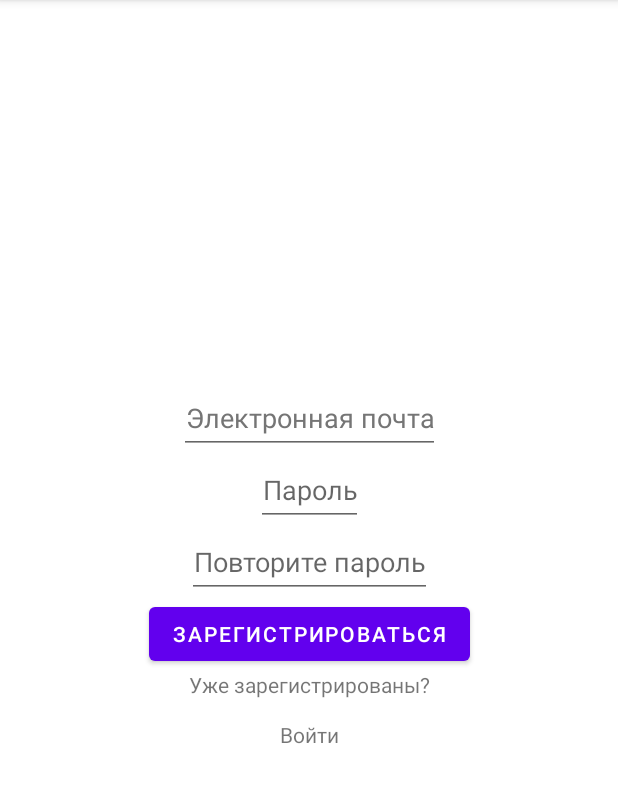
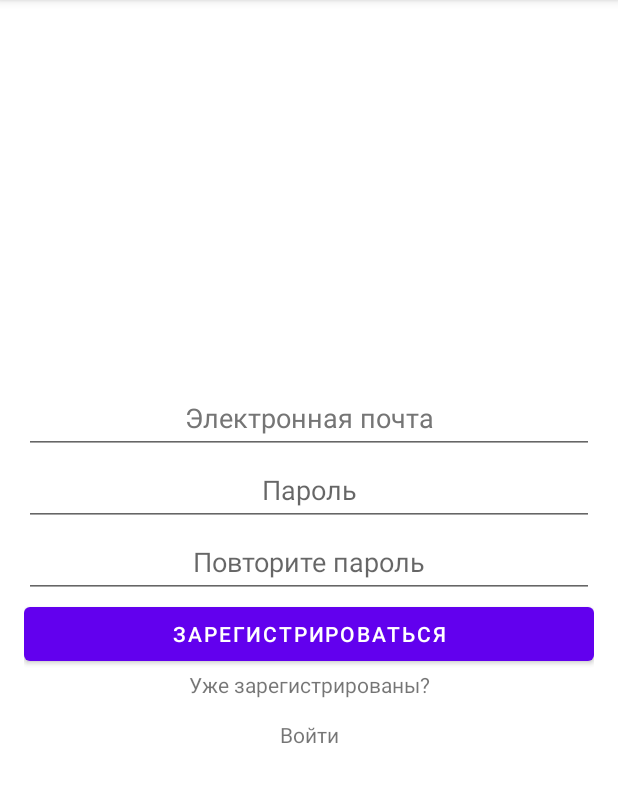
Before and after one commit to mrKurilin/FilmsApp, an Android app: the SignUpFragment screen opened through its navigation route, on a phone screen of 412 x 824 dp, the part 84-887 px from its top. Run offline under Robolectric (Android 15) with nearby library versions, the phone set to English and light mode, and no system bars; our stand-ins replace Firebase (no records; nobody signed in at launch, a user with empty details on screens opened directly), paging; 1 statement that could not run was skipped.

Commit message:
login fields match parrent

```diff
--- a/app/src/main/res/layout/fragment_sign_up.xml
+++ b/app/src/main/res/layout/fragment_sign_up.xml
@@ -4,6 +4,7 @@
     xmlns:tools="http://schemas.android.com/tools"
     android:layout_width="match_parent"
     android:layout_height="match_parent"
+    android:padding="16dp"
     tools:context=".presentation.signupfragment.SignUpFragment">
 
     <androidx.constraintlayout.widget.Group
@@ -20,7 +21,7 @@
 
     <EditText
         android:id="@id/email_edit_text"
-        android:layout_width="wrap_content"
+        android:layout_width="match_parent"
         android:layout_height="wrap_content"
         android:hint="@string/email"
         android:importantForAutofill="no"
@@ -36,7 +37,7 @@
 
     <EditText
         android:id="@id/password_edit_text"
-        android:layout_width="wrap_content"
+        android:layout_width="match_parent"
         android:layout_height="wrap_content"
         android:hint="@string/password"
         android:importantForAutofill="no"
@@ -50,7 +51,7 @@
 
     <EditText
         android:id="@+id/confirm_password_edit_text"
-        android:layout_width="wrap_content"
+        android:layout_width="match_parent"
         android:layout_height="wrap_content"
         android:hint="@string/confirm_password"
         android:imeOptions="actionDone"
@@ -65,7 +66,7 @@
 
     <Button
         android:id="@+id/sign_up_button"
-        android:layout_width="wrap_content"
+        android:layout_width="match_parent"
         android:layout_height="wrap_content"
         android:text="@string/sign_up"
         app:layout_constraintBottom_toTopOf="@id/already_registered_text_view"
```
Also changed, not shown: app/src/main/res/layout/fragment_sign_in.xml (+4 -3 lines).
